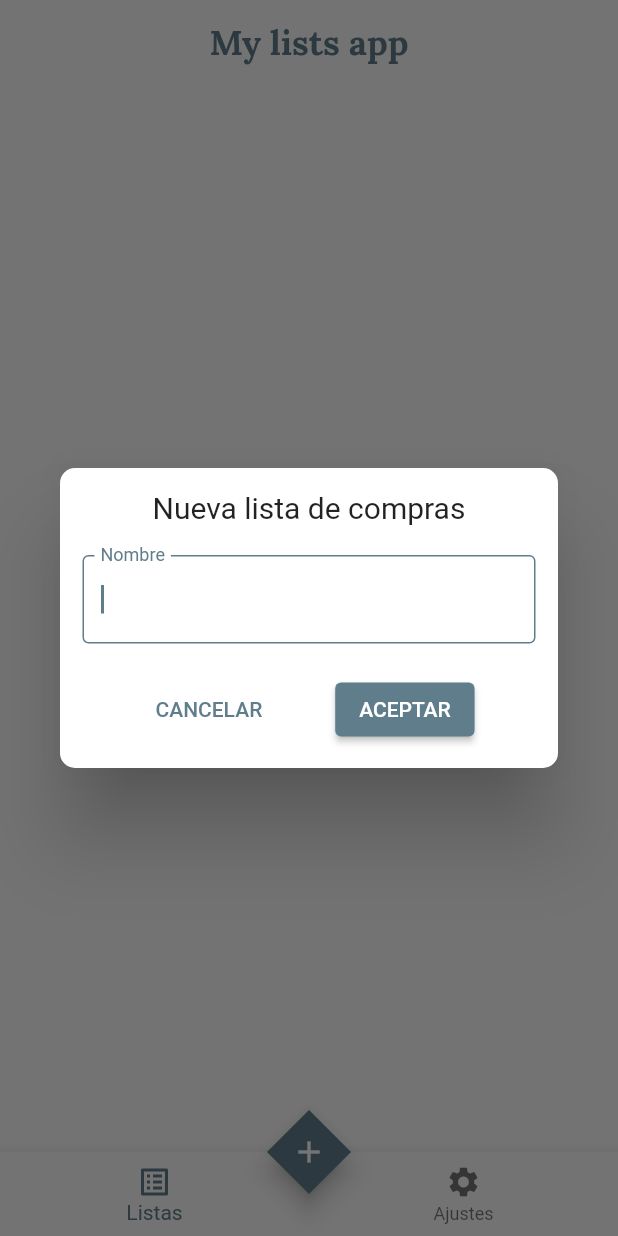
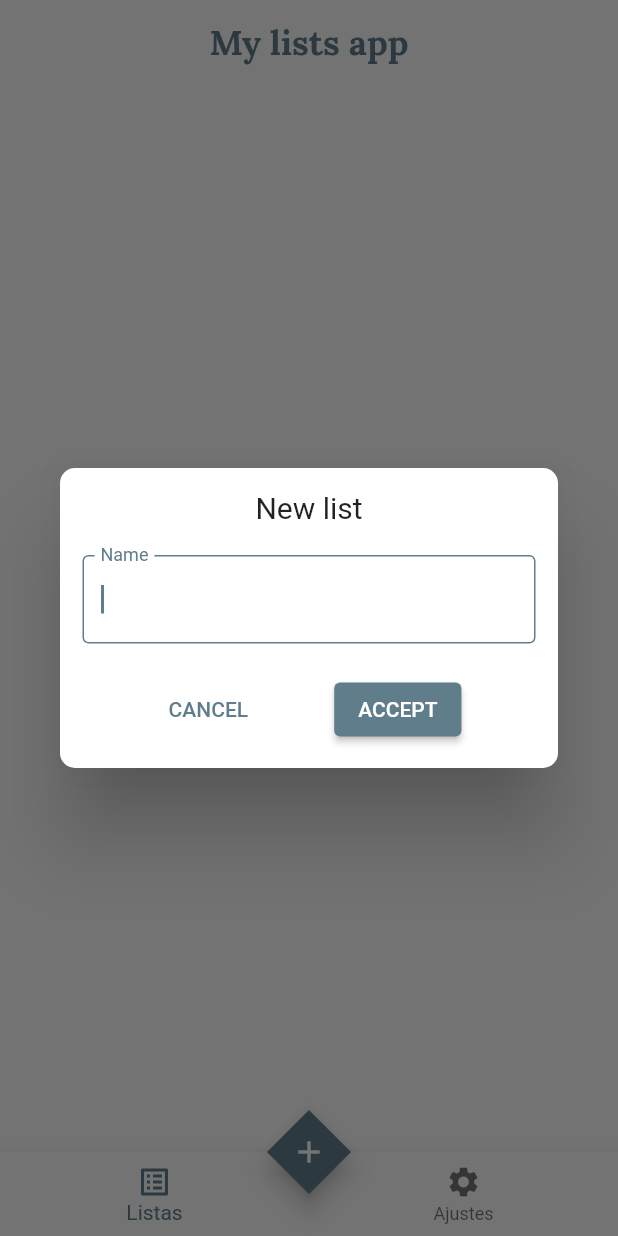
Before and after one commit to gonzalogauto/compras_app, a Flutter app: the screen it shows after launch, after a tap on the "add" icon, on a phone screen of 412 x 824 dp. Run offline on Flutter 3.47's test engine with Material 2 defaults, Android fonts, the phone set to English and light mode, and no system bars; our stand-ins replace bloc, flutter_bloc, get_it, google_fonts, moor, moor_flutter and 2 more; generated files the repository leaves out were written again.

Commit message:
more localizations strings

```diff
--- a/lib/src/core/widgets/empty_widget.dart
+++ b/lib/src/core/widgets/empty_widget.dart
@@ -1,12 +1,13 @@
 import 'package:flutter/material.dart';
+import 'package:flutter_gen/gen_l10n/app_localizations.dart';
 
 class CustomEmptyWidget extends StatelessWidget {
   const CustomEmptyWidget({Key? key}) : super(key: key);
 
   @override
   Widget build(BuildContext context) {
-    return const Center(
-      child: Text('Sin datos'),
+    return Center(
+      child: Text(AppLocalizations.of(context)!.noData),
     );
   }
 }
--- a/lib/src/core/widgets/error_widget.dart
+++ b/lib/src/core/widgets/error_widget.dart
@@ -1,12 +1,13 @@
 import 'package:flutter/material.dart';
+import 'package:flutter_gen/gen_l10n/app_localizations.dart';
 
 class CustomErrorWidget extends StatelessWidget {
   const CustomErrorWidget({Key? key}) : super(key: key);
 
   @override
   Widget build(BuildContext context) {
-    return const Center(
-      child: Text('Ha ocurrido un error.'),
+    return Center(
+      child: Text(AppLocalizations.of(context)!.anErrorHasOcurred),
     );
   }
 }
--- a/lib/src/localization/app_en.arb
+++ b/lib/src/localization/app_en.arb
@@ -6,5 +6,19 @@
     "developer": "Developer",
     "developedBy": "Developer by Gonzalo Gauto",
     "edit":"Edit",
-    "delete":"Delete"
+    "delete":"Delete",
+    "newItem":"New item",
+    "newList":"New list",
+    "name":"Name",
+    "cancel":"Cancel",
+    "accept":"Accept",
+    "doYouWhatToDeleteThisItem":"Do you want to delete this item?",
+    "yes":"Yes",
+    "no":"No",
+    "insertTheNewNameOfTheItem":"Insert the new name of the item",
+    "insertTheNewNameOfTheList":"Insert the new name of the list",
+    "save":"Save",
+    "youMustCompleteThisField":"You must complete this field",
+    "anErrorHasOcurred":"An error has ocurred",
+    "noData":"No data"
 }
--- a/lib/src/localization/app_es.arb
+++ b/lib/src/localization/app_es.arb
@@ -6,5 +6,19 @@
     "developer": "Creador",
     "developedBy": "Desarrollado por Gonzalo Gauto",
     "edit":"Editar",
-    "delete":"Borrar"
+    "delete":"Borrar",
+    "newItem":"Nuevo item",
+    "newList":"Nueva lista",
+    "name":"Nombre",
+    "cancel":"Cancelar",
+    "accept":"Aceptar",
+    "doYouWhatToDeleteThisItem":"¿Desea borrar el item?",
+    "yes":"Si",
+    "no":"No",
+    "insertTheNewNameOfTheItem":"Ingrese el nuevo nombre del item",
+    "insertTheNewNameOfTheList":"Insert the new name of the list",
+    "save":"Guardar",
+    "youMustCompleteThisField":"Debe completar el campo",
+    "anErrorHasOcurred":"Ha ocurrido un error.",
+    "noData":"Sin datos"
 }
--- a/lib/src/presentations/detail/widgets/add_item_dialog.dart
+++ b/lib/src/presentations/detail/widgets/add_item_dialog.dart
@@ -1,4 +1,5 @@
 import 'package:flutter/material.dart';
+import 'package:flutter_gen/gen_l10n/app_localizations.dart';
 
 class AddItemDialog extends StatelessWidget {
   AddItemDialog({Key? key}) : super(key: key);
@@ -16,16 +17,16 @@ class AddItemDialog extends StatelessWidget {
         child: Column(
           mainAxisSize: MainAxisSize.min,
           children: [
-            const Text(
-              'Nuevo item',
-              style: TextStyle(fontSize: 20),
+            Text(
+              AppLocalizations.of(context)!.newItem,
+              style: const TextStyle(fontSize: 20),
             ),
             const SizedBox(height: 20),
             TextFormField(
               controller: _textEditingController,
               autofocus: true,
               decoration: InputDecoration(
-                labelText: 'Nombre',
+                labelText: AppLocalizations.of(context)!.name,
                 labelStyle: TextStyle(
                   color: _theme.secondary,
                 ),
@@ -47,7 +48,7 @@ class AddItemDialog extends StatelessWidget {
                     Navigator.pop(context);
                   },
                   child: Text(
-                    'CANCELAR',
+                    AppLocalizations.of(context)!.cancel.toUpperCase(),
                     style: TextStyle(
                       color: Theme.of(context).colorScheme.secondary,
                     ),
@@ -63,7 +64,8 @@ class AddItemDialog extends StatelessWidget {
                     Navigator.pop(context, _textEditingController.text);
                     _textEditingController.clear();
                   },
-                  child: const Text('ACEPTAR'),
+                  child:
+                      Text(AppLocalizations.of(context)!.accept.toUpperCase()),
                 ),
               ],
             )
--- a/lib/src/presentations/detail/widgets/edit_item_dialog.dart
+++ b/lib/src/presentations/detail/widgets/edit_item_dialog.dart
@@ -3,6 +3,7 @@ import '../cubit/items_cubit.dart';
 import 'package:flutter/material.dart';
 import 'package:google_fonts/google_fonts.dart';
 import 'package:flutter_bloc/flutter_bloc.dart';
+import 'package:flutter_gen/gen_l10n/app_localizations.dart';
 
 class EditItemDialog extends StatelessWidget {
   EditItemDialog({
@@ -28,19 +29,20 @@ class EditItemDialog extends StatelessWidget {
             mainAxisSize: MainAxisSize.min,
             children: [
               Text(
-                'Ingrese el nuevo nombre del item',
+                AppLocalizations.of(context)!.insertTheNewNameOfTheItem,
                 style: GoogleFonts.lato(fontSize: 17),
                 textAlign: TextAlign.center,
               ),
               const SizedBox(height: 20),
               TextFormField(
                 controller: _nameController,
-                validator: (value) =>
-                    value != '' ? null : 'Debe completar el campo',
+                validator: (value) => value != ''
+                    ? null
+                    : AppLocalizations.of(context)!.youMustCompleteThisField,
                 autofocus: true,
                 style: GoogleFonts.lato(fontSize: 17),
                 decoration: InputDecoration(
-                  labelText: 'Nombre',
+                  labelText: AppLocalizations.of(context)!.name,
                   labelStyle: TextStyle(
                     color: _theme.secondary,
                   ),
@@ -62,7 +64,7 @@ class EditItemDialog extends StatelessWidget {
                       Navigator.pop(context);
                     },
                     child: Text(
-                      'CANCELAR',
+                      AppLocalizations.of(context)!.cancel.toUpperCase(),
                       style: GoogleFonts.lato(
                         fontSize: 12,
                         color: Theme.of(context).colorScheme.secondary,
@@ -85,7 +87,7 @@ class EditItemDialog extends StatelessWidget {
                       }
                     },
                     child: Text(
-                      'GUARDAR',
+                      AppLocalizations.of(context)!.save.toUpperCase(),
                       style: GoogleFonts.lato(fontSize: 12),
                     ),
                   ),
--- a/lib/src/presentations/home/widgets/add_list_dialog.dart
+++ b/lib/src/presentations/home/widgets/add_list_dialog.dart
@@ -1,4 +1,5 @@
 import 'package:flutter/material.dart';
+import 'package:flutter_gen/gen_l10n/app_localizations.dart';
 
 class AddListDialog extends StatelessWidget {
   AddListDialog({Key? key}) : super(key: key);
@@ -16,16 +17,16 @@ class AddListDialog extends StatelessWidget {
         child: Column(
           mainAxisSize: MainAxisSize.min,
           children: [
-            const Text(
-              'Nueva lista de compras',
-              style: TextStyle(fontSize: 20),
+            Text(
+              AppLocalizations.of(context)!.newList,
+              style: const TextStyle(fontSize: 20),
             ),
             const SizedBox(height: 20),
             TextFormField(
               controller: _textEditingController,
               autofocus: true,
               decoration: InputDecoration(
-                labelText: 'Nombre',
+                labelText: AppLocalizations.of(context)!.name,
                 labelStyle: TextStyle(
                   color: _theme.secondary,
                 ),
@@ -47,7 +48,7 @@ class AddListDialog extends StatelessWidget {
                     Navigator.pop(context);
                   },
                   child: Text(
-                    'CANCELAR',
+                    AppLocalizations.of(context)!.cancel.toUpperCase(),
                     style: TextStyle(
                       color: _theme.secondary,
                     ),
@@ -63,7 +64,8 @@ class AddListDialog extends StatelessWidget {
                     Navigator.pop(context, _textEditingController.text);
                     _textEditingController.clear();
                   },
-                  child: const Text('ACEPTAR'),
+                  child:
+                      Text(AppLocalizations.of(context)!.accept.toUpperCase()),
                 )
               ],
             )
--- a/lib/src/presentations/lists/widgets/delete_list_dialog.dart
+++ b/lib/src/presentations/lists/widgets/delete_list_dialog.dart
@@ -2,6 +2,7 @@ import '../../../data/models/shopping_list_model.dart';
 import '../cubit/shopping_list_cubit.dart';
 import 'package:flutter/material.dart';
 import 'package:flutter_bloc/flutter_bloc.dart';
+import 'package:flutter_gen/gen_l10n/app_localizations.dart';
 
 class DeleteListDialog extends StatelessWidget {
   const DeleteListDialog({
@@ -32,7 +33,7 @@ class DeleteListDialog extends StatelessWidget {
                 TextButton(
                   onPressed: () => Navigator.pop(context),
                   child: Text(
-                    'NO',
+                    AppLocalizations.of(context)!.no.toUpperCase(),
                     style: TextStyle(
                       color: Theme.of(context).colorScheme.secondary,
                     ),
@@ -50,7 +51,8 @@ class DeleteListDialog extends StatelessWidget {
                           .deleteList(listData.id!);
                       Navigator.pop(context);
                     },
-                    child: const Text('SI'))
+                    child:
+                        Text(AppLocalizations.of(context)!.yes.toUpperCase()))
               ],
             )
           ],
--- a/lib/src/presentations/lists/widgets/edit_list_dialog.dart
+++ b/lib/src/presentations/lists/widgets/edit_list_dialog.dart
@@ -5,6 +5,7 @@ import 'package:flutter/material.dart';
 import 'package:google_fonts/google_fonts.dart';
 import 'package:moor/moor.dart' as moor;
 import 'package:flutter_bloc/flutter_bloc.dart';
+import 'package:flutter_gen/gen_l10n/app_localizations.dart';
 
 class EditListDialog extends StatelessWidget {
   EditListDialog({
@@ -30,19 +31,20 @@ class EditListDialog extends StatelessWidget {
             mainAxisSize: MainAxisSize.min,
             children: [
               Text(
-                'Ingrese el nuevo nombre de la lista',
+                AppLocalizations.of(context)!.insertTheNewNameOfTheList,
                 style: GoogleFonts.lato(fontSize: 17),
                 textAlign: TextAlign.center,
               ),
               const SizedBox(height: 20),
               TextFormField(
                 controller: _nameController,
-                validator: (value) =>
-                    value != '' ? null : 'Debe completar el campo',
+                validator: (value) => value != ''
+                    ? null
+                    : AppLocalizations.of(context)!.youMustCompleteThisField,
                 autofocus: true,
                 style: GoogleFonts.lato(fontSize: 17),
                 decoration: InputDecoration(
-                  labelText: 'Nombre',
+                  labelText: AppLocalizations.of(context)!.name,
                   labelStyle: TextStyle(
                     color: _theme.secondary,
                   ),
@@ -64,7 +66,7 @@ class EditListDialog extends StatelessWidget {
                       Navigator.pop(context);
                     },
                     child: Text(
-                      'CANCELAR',
+                      AppLocalizations.of(context)!.cancel.toUpperCase(),
                       style: GoogleFonts.lato(
                         fontSize: 12,
                         color: Theme.of(context).colorScheme.secondary,
@@ -90,7 +92,7 @@ class EditListDialog extends StatelessWidget {
                       }
                     },
                     child: Text(
-                      'GUARDAR',
+                      AppLocalizations.of(context)!.save.toUpperCase(),
                       style: GoogleFonts.lato(fontSize: 12),
                     ),
                   )
```
Also changed, not shown: lib/src/presentations/detail/widgets/delete_item_dialog.dart (+6 -5 lines).
